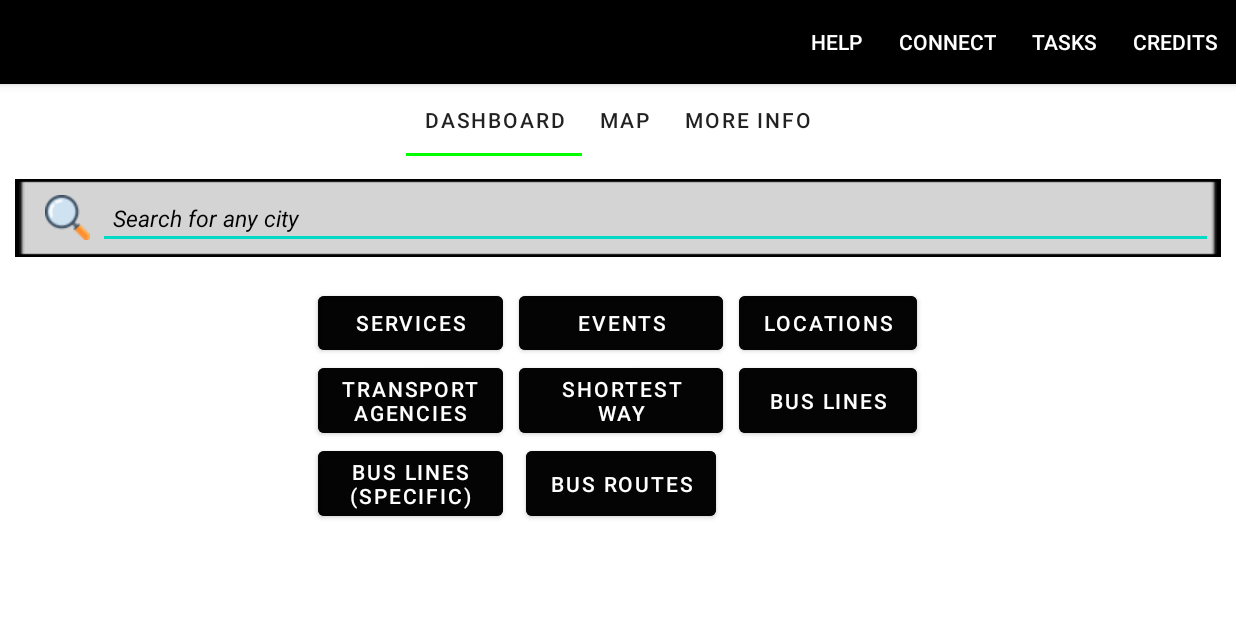
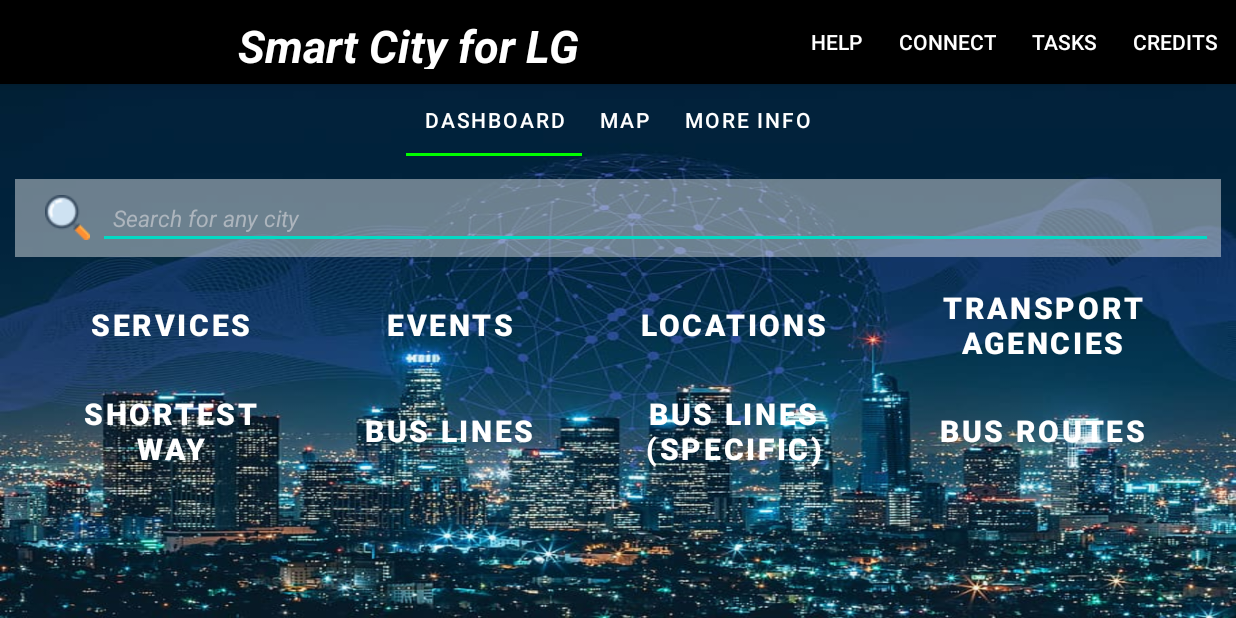
Before and after one commit to Datshin1511/Smart-City-Dashboard-for-LG, an Android app: the screen it shows after launch (HomepageActivity), on a phone screen of 824 x 412 dp (held sideways). Run offline under Robolectric (Android 15) with nearby library versions, the phone set to English and light mode, and no system bars.

Commit message:
Layouts modified for various activities

```diff
--- a/app/src/main/java/universal/appfactory/smartcity/adapters/GridLayoutFragment1.kt
+++ b/app/src/main/java/universal/appfactory/smartcity/adapters/LayoutFragment1.kt
@@ -14,10 +14,10 @@ private const val ARG_PARAM2 = "param2"
 
 /**
  * A simple [Fragment] subclass.
- * Use the [GridLayoutFragment1.newInstance] factory method to
+ * Use the [LayoutFragment1.newInstance] factory method to
  * create an instance of this fragment.
  */
-class GridLayoutFragment1 : Fragment() {
+class LayoutFragment1 : Fragment() {
     // TODO: Rename and change types of parameters
     private var param1: String? = null
     private var param2: String? = null
@@ -45,12 +45,12 @@ class GridLayoutFragment1 : Fragment() {
          *
          * @param param1 Parameter 1.
          * @param param2 Parameter 2.
-         * @return A new instance of fragment GridLayoutFragment1.
+         * @return A new instance of fragment LayoutFragment1.
          */
         // TODO: Rename and change types and number of parameters
         @JvmStatic
         fun newInstance(param1: String, param2: String) =
-            GridLayoutFragment1().apply {
+            LayoutFragment1().apply {
                 arguments = Bundle().apply {
                     putString(ARG_PARAM1, param1)
                     putString(ARG_PARAM2, param2)
--- a/app/src/main/java/universal/appfactory/smartcity/adapters/GridLayoutFragment3.kt
+++ b/app/src/main/java/universal/appfactory/smartcity/adapters/LayoutFragment2.kt
@@ -14,10 +14,10 @@ private const val ARG_PARAM2 = "param2"
 
 /**
  * A simple [Fragment] subclass.
- * Use the [GridLayoutFragment3.newInstance] factory method to
+ * Use the [LayoutFragment2.newInstance] factory method to
  * create an instance of this fragment.
  */
-class GridLayoutFragment3 : Fragment() {
+class LayoutFragment2 : Fragment() {
     // TODO: Rename and change types of parameters
     private var param1: String? = null
     private var param2: String? = null
@@ -28,8 +28,6 @@ class GridLayoutFragment3 : Fragment() {
             param1 = it.getString(ARG_PARAM1)
             param2 = it.getString(ARG_PARAM2)
         }
-
-
     }
 
     override fun onCreateView(
@@ -37,7 +35,7 @@ class GridLayoutFragment3 : Fragment() {
         savedInstanceState: Bundle?
     ): View? {
         // Inflate the layout for this fragment
-        return inflater.inflate(R.layout.fragment_grid_layout3, container, false)
+        return inflater.inflate(R.layout.activity_maps, container, false)
     }
 
     companion object {
@@ -47,12 +45,12 @@ class GridLayoutFragment3 : Fragment() {
          *
          * @param param1 Parameter 1.
          * @param param2 Parameter 2.
-         * @return A new instance of fragment GridLayoutFragment3.
+         * @return A new instance of fragment LayoutFragment2.
          */
         // TODO: Rename and change types and number of parameters
         @JvmStatic
         fun newInstance(param1: String, param2: String) =
-            GridLayoutFragment3().apply {
+            LayoutFragment2().apply {
                 arguments = Bundle().apply {
                     putString(ARG_PARAM1, param1)
                     putString(ARG_PARAM2, param2)
--- a/app/src/main/java/universal/appfactory/smartcity/adapters/PageAdapter.kt
+++ b/app/src/main/java/universal/appfactory/smartcity/adapters/PageAdapter.kt
@@ -2,14 +2,10 @@
 
 package universal.appfactory.smartcity.adapters
 
-import android.content.Intent
 import android.os.Bundle
-import androidx.core.content.ContextCompat.startActivity
 import androidx.fragment.app.Fragment
 import androidx.fragment.app.FragmentManager
 import androidx.fragment.app.FragmentPagerAdapter
-import universal.appfactory.smartcity.home.HomepageActivity
-import universal.appfactory.smartcity.home.MapsActivity
 
 class PageAdapter(fm: FragmentManager, pageCount: Int=3): FragmentPagerAdapter(fm) {
     private val pages: Int = pageCount
@@ -32,19 +28,19 @@ class PageAdapter(fm: FragmentManager, pageCount: Int=3): FragmentPagerAdapter(f
         val fragment: Fragment = when(position){
             0 -> {
                 bundle.putInt("pageNo", 1)
-                GridLayoutFragment1()
+                LayoutFragment1()
             }
             1 -> {
                 bundle.putInt("pageNo", 2)
-                GridLayoutFragment2()
+                LayoutFragment2()
             }
             2 -> {
                 bundle.putInt("pageNo", 3)
-                GridLayoutFragment3()
+                LayoutFragment3()
             }
             else -> {
                 bundle.putInt("pageNo", 1)
-                GridLayoutFragment1()
+                LayoutFragment1()
             }
         }
 
--- a/app/src/main/java/universal/appfactory/smartcity/home/HomepageActivity.kt
+++ b/app/src/main/java/universal/appfactory/smartcity/home/HomepageActivity.kt
@@ -454,7 +454,4 @@ class HomepageActivity : AppCompatActivity() {
         startActivity(navigableIntent)
     }
 
-    // Map
-
-
 }
--- /dev/null
+++ b/app/src/main/res/layout/action_bar_layout_homepage.xml
@@ -0,0 +1,33 @@
+<?xml version="1.0" encoding="utf-8"?>
+<RelativeLayout xmlns:android="http://schemas.android.com/apk/res/android"
+    android:layout_width="match_parent"
+    android:layout_height="wrap_content"
+    xmlns:app="http://schemas.android.com/apk/res-auto"
+    app:contentInsetStartWithNavigation="0dp">
+
+    <LinearLayout
+        android:layout_width="match_parent"
+        android:layout_height="wrap_content"
+        android:weightSum="1"
+        android:paddingHorizontal="120dp"
+        android:padding="10dp"
+        android:background="@color/black"
+        android:orientation="horizontal">
+
+        <TextView
+            android:layout_width="0dp"
+            android:layout_height="wrap_content"
+            android:layout_weight="1"
+            android:text="@string/homepage_action_bar_title"
+            android:textSize="30sp"
+            android:inputType="text"
+            android:gravity="center"
+            android:textAllCaps="true"
+            android:textStyle="bold|italic"
+            android:textColor="@color/white"
+            android:foregroundGravity="center_vertical|center_horizontal"
+            android:layout_gravity="center" />
+
+    </LinearLayout>
+
+</RelativeLayout>
--- a/app/src/main/res/layout/activity_homepage.xml
+++ b/app/src/main/res/layout/activity_homepage.xml
@@ -4,13 +4,15 @@
     xmlns:tools="http://schemas.android.com/tools"
     android:layout_width="match_parent"
     android:layout_height="match_parent"
-    tools:context=".home.HomepageActivity">
+    tools:context=".home.HomepageActivity"
+    android:background="@drawable/homepage_background">
 
     <com.google.android.material.tabs.TabLayout
         android:id="@+id/tabLayout"
         android:layout_width="match_parent"
         android:layout_height="wrap_content"
-        app:tabTextColor="?android:textColorPrimary"
+        android:background="@android:color/transparent"
+        app:tabTextColor="@color/white"
         app:layout_constraintEnd_toEndOf="parent"
         app:layout_constraintStart_toStartOf="parent"
         app:layout_constraintTop_toTopOf="parent">
--- a/app/src/main/res/layout/dashboard.xml
+++ b/app/src/main/res/layout/dashboard.xml
@@ -35,7 +35,7 @@
         <LinearLayout
             android:layout_width="match_parent"
             android:layout_height="wrap_content"
-            android:background="@drawable/rectangle_background"
+            android:background="#6BFFFFFF"
             android:orientation="horizontal">
 
             <ImageView
@@ -55,20 +55,21 @@
                 android:hint="Search for any city"
                 android:padding="10dp"
                 android:paddingStart="10dp"
-                android:textColorHint="@color/black"
+                android:textColor="@color/white"
+                android:textColorHint="@color/grey"
                 android:textSize="15sp"
                 android:textStyle="italic"
                 tools:ignore="TouchTargetSizeCheck" />
+
         </LinearLayout>
 
         <GridLayout
-            android:layout_width="wrap_content"
+            android:layout_width="match_parent"
             android:layout_height="wrap_content"
             android:layout_gravity="center_horizontal"
             android:layout_margin="10dp"
-            android:columnCount="3"
-            android:padding="10dp"
-            android:rowCount="3"
+            android:columnCount="4"
+            android:rowCount="2"
 
             app:alignmentMode="alignBounds"
             app:useDefaultMargins="true"
@@ -79,18 +80,23 @@
                 android:layout_height="match_parent"
                 android:layout_columnWeight="1"
                 android:layout_rowWeight="1">
+
                 <Button
                     android:layout_width="match_parent"
                     android:layout_height="match_parent"
-                    android:layout_gravity="center"
+                    android:layout_columnWeight="1"
+                    android:layout_gravity="center_horizontal"
                     android:layout_marginHorizontal="5dp"
-                    android:backgroundTint="?android:textColorPrimary"
+                    android:layout_rowWeight="1"
                     android:onClick="smartTask"
                     android:tag="1"
                     android:text="services"
-                    android:layout_rowWeight="1"
-                    android:layout_columnWeight="1"
-                    android:textAllCaps="true" />
+                    android:textStyle="bold|normal"
+                    android:textColor="@color/white"
+                    android:textSize="20sp"
+                    android:textAllCaps="true"
+                    android:background="@android:color/transparent"
+                    app:iconTint="#000000" />
             </LinearLayout>
 
             <LinearLayout
@@ -101,9 +107,12 @@
                 <Button
                     android:layout_width="match_parent"
                     android:layout_height="match_parent"
-                    android:layout_gravity="center"
+                    android:layout_gravity="center_horizontal"
                     android:layout_marginHorizontal="5dp"
-                    android:backgroundTint="?android:textColorPrimary"
+                    android:textStyle="bold|normal"
+                    android:textColor="@color/white"
+                    android:textSize="20sp"
+                    android:background="@android:color/transparent"
                     android:onClick="smartTask"
                     android:tag="2"
                     android:text="Events"
@@ -120,9 +129,12 @@
                 <Button
                     android:layout_width="match_parent"
                     android:layout_height="match_parent"
-                    android:layout_gravity="center"
+                    android:layout_gravity="center_horizontal"
                     android:layout_marginHorizontal="5dp"
-                    android:backgroundTint="?android:textColorPrimary"
+                    android:textStyle="bold|normal"
+                    android:textColor="@color/white"
+                    android:textSize="20sp"
+                    android:background="@android:color/transparent"
                     android:onClick="smartTask"
                     android:tag="3"
                     android:text="Locations"
@@ -139,9 +151,12 @@
                 <Button
                     android:layout_width="match_parent"
                     android:layout_height="match_parent"
-                    android:layout_gravity="center"
+                    android:layout_gravity="center_horizontal"
                     android:layout_marginHorizontal="5dp"
-                    android:backgroundTint="?android:textColorPrimary"
+                    android:textStyle="bold|normal"
+                    android:textColor="@color/white"
+                    android:textSize="20sp"
+                    android:background="@android:color/transparent"
                     android:onClick="smartTask"
                     android:tag="4"
                     android:text="Transport\nagencies"
@@ -158,9 +173,12 @@
                 <Button
                     android:layout_width="match_parent"
                     android:layout_height="match_parent"
-                    android:layout_gravity="center"
+                    android:layout_gravity="center_horizontal"
                     android:layout_marginHorizontal="5dp"
-                    android:backgroundTint="?android:textColorPrimary"
+                    android:textStyle="bold|normal"
+                    android:textColor="@color/white"
+                    android:textSize="20sp"
+                    android:background="@android:color/transparent"
                     android:onClick="smartTask"
                     android:tag="5"
                     android:text="Shortest\nway"
@@ -177,9 +195,12 @@
                 <Button
                     android:layout_width="match_parent"
                     android:layout_height="match_parent"
-                    android:layout_gravity="center"
+                    android:layout_gravity="center_horizontal"
                     android:layout_marginHorizontal="5dp"
-                    android:backgroundTint="?android:textColorPrimary"
+                    android:textStyle="bold|normal"
+                    android:textColor="@color/white"
+                    android:textSize="20sp"
+                    android:background="@android:color/transparent"
                     android:onClick="smartTask"
                     android:tag="6"
                     android:text="Bus Lines"
@@ -197,9 +218,12 @@
                 <Button
                     android:layout_width="match_parent"
                     android:layout_height="match_parent"
-                    android:layout_gravity="center"
+                    android:layout_gravity="center_horizontal"
                     android:layout_marginHorizontal="5dp"
-                    android:backgroundTint="?android:textColorPrimary"
+                    android:textStyle="bold|normal"
+                    android:textSize="20sp"
+                    android:textColor="@color/white"
+                    android:background="@android:color/transparent"
                     android:onClick="smartTask"
                     android:tag="7"
                     android:text="Bus Lines\n(Specific)"
@@ -217,9 +241,12 @@
                 <Button
                     android:layout_width="match_parent"
                     android:layout_height="match_parent"
-                    android:layout_gravity="center"
+                    android:layout_gravity="center_horizontal"
                     android:layout_marginHorizontal="10dp"
-                    android:backgroundTint="?android:textColorPrimary"
+                    android:textStyle="bold|normal"
+                    android:textColor="@color/white"
+                    android:textSize="20sp"
+                    android:background="@android:color/transparent"
                     android:onClick="smartTask"
                     android:tag="8"
                     android:text="Bus Routes"
--- a/app/src/main/res/values/colors.xml
+++ b/app/src/main/res/values/colors.xml
@@ -10,4 +10,5 @@
     <color name="navy_blue">#219EBC</color>
     <color name="light_navy_blue">#0077B6</color>
     <color name="light_green">#06D6A0</color>
+    <color name="grey">#ADB5BD</color>
 </resources>
--- a/app/src/main/res/values/strings.xml
+++ b/app/src/main/res/values/strings.xml
@@ -13,4 +13,5 @@
     <string name="total_machines">Total machine count</string>
     <string name="status">Status:</string>
     <string name="title_activity_maps">MapsActivity</string>
+    <string name="homepage_action_bar_title">Smart City for LG</string>
 </resources>
```
Also changed, not shown: app/src/main/AndroidManifest.xml (+8 -11 lines), app/src/main/java/universal/appfactory/smartcity/adapters/LayoutFragment3.kt (renamed from app/src/main/java/universal/appfactory/smartcity/adapters/GridLayoutFragment2.kt, +7 -5 lines), app/src/main/java/universal/appfactory/smartcity/home/MapsActivity.kt (added, +81 -0 lines), app/src/main/java/universal/appfactory/smartcity/home/MoreInfoActivity.kt (added, +12 -0 lines), app/src/main/res/layout/activity_maps.xml (added, +9 -0 lines), app/src/main/res/layout/activity_more_info.xml (added, +9 -0 lines), app/src/main/res/drawable/homepage_background.jpg (added).
